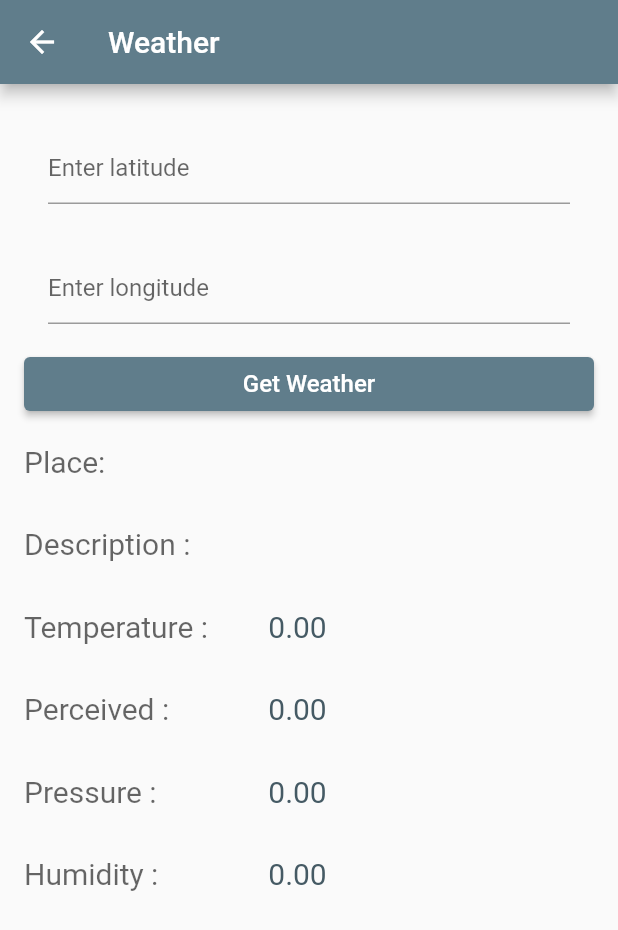
After one commit to mrmodise/bmi_calculat, a Flutter app: the WeatherScreen screen opened directly, after a tap on "Get Weather", on a phone screen of 412 x 824 dp. The commit adds this screen. Shown: the top 930 px of the screen. Run offline on Flutter 3.47's test engine with Material 2 defaults, Android fonts, the phone set to English and light mode, and no system bars; our stand-ins replace flutter_dotenv; network calls fail.

Commit message:
feat: add weather view calculations

```diff
--- /dev/null
+++ b/lib/data/http_helper.dart
@@ -0,0 +1,22 @@
+import 'dart:convert';
+
+import 'package:bmi_calculator/data/weather.dart';
+import 'package:flutter_dotenv/flutter_dotenv.dart';
+import 'package:http/http.dart' as http;
+
+class HttpHelper {
+  final String authority = 'api.openweathermap.org';
+  final String path = 'data/2.5/weather';
+
+  Future<Weather> getWeather(String lat, String lon) async {
+    await dotenv.load(fileName: '.env');
+    final String apiKey = dotenv.env['API_KEY'] ?? '';
+    Map<String, dynamic> parameters = {'lat': lat, 'lon': lon, 'appId': apiKey};
+    Uri uri = Uri.https(authority, path, parameters);
+    http.Response result = await http.get(uri);
+
+    Map<String, dynamic> data = json.decode(result.body);
+    Weather weather = Weather.fromJSON(data);
+    return weather;
+  }
+}
--- /dev/null
+++ b/lib/data/weather.dart
@@ -0,0 +1,20 @@
+class Weather {
+  String name = '';
+  String description = '';
+  double temperature = 0;
+  double perceived = 0;
+  int pressure = 0;
+  int humidity = 0;
+
+  Weather(this.name, this.description, this.temperature, this.perceived,
+      this.pressure, this.humidity);
+
+  Weather.fromJSON(Map<String, dynamic> weatherMap) {
+    name = weatherMap['name'];
+    temperature = (weatherMap['main']['temp'] * (9 / 5) - 459.67 ?? 0);
+    perceived = (weatherMap['main']['feels_like'] - 273.15 ?? 0);
+    pressure = weatherMap['main']['pressure'] ?? 0;
+    humidity = weatherMap['main']['humidity'] ?? 0;
+    description = weatherMap['weather'][0]['main'] ?? 0;
+  }
+}
--- a/lib/menu_drawer.dart
+++ b/lib/menu_drawer.dart
@@ -1,5 +1,6 @@
 import 'package:bmi_calculator/bmi_screen.dart';
 import 'package:bmi_calculator/intro_screen.dart';
+import 'package:bmi_calculator/weather_screen.dart';
 import 'package:flutter/material.dart';
 
 class MenuDrawer extends StatelessWidget {
@@ -40,6 +41,9 @@ class MenuDrawer extends StatelessWidget {
             case 'BMI Calculator':
               screen = const BmiScreen();
               break;
+            case 'Weather':
+              screen = const WeatherScreen();
+              break;
             default:
           }
           Navigator.of(context).pop();
--- /dev/null
+++ b/lib/weather_screen.dart
@@ -0,0 +1,90 @@
+import 'package:bmi_calculator/data/http_helper.dart';
+import 'package:bmi_calculator/data/weather.dart';
+import 'package:flutter/material.dart';
+
+class WeatherScreen extends StatefulWidget {
+  const WeatherScreen({Key? key}) : super(key: key);
+
+  @override
+  State<WeatherScreen> createState() => _WeatherScreenState();
+}
+
+class _WeatherScreenState extends State<WeatherScreen> {
+  Weather result = Weather('', '', 0, 0, 0, 0);
+  TextEditingController txtLatCtrl = TextEditingController();
+  TextEditingController txtLonCtrl = TextEditingController();
+
+  @override
+  Widget build(BuildContext context) {
+    return Scaffold(
+      appBar: AppBar(title: const Text('Weather')),
+      body: Padding(
+          padding: const EdgeInsets.all(16),
+          child: ListView(
+            children: [
+              Padding(
+                  padding: const EdgeInsets.all(16),
+                  child: TextField(
+                    controller: txtLatCtrl,
+                    decoration: const InputDecoration(
+                      hintText: 'Enter latitude',
+                    ),
+                  )),
+              Padding(
+                  padding: const EdgeInsets.all(16),
+                  child: TextField(
+                    controller: txtLonCtrl,
+                    decoration: const InputDecoration(
+                      hintText: 'Enter longitude',
+                    ),
+                  )),
+              ElevatedButton(
+                  onPressed: getData,
+                  child: const Text(
+                    'Get Weather',
+                    style: TextStyle(fontSize: 16),
+                  )),
+              weatherRow('Place: ', result.name),
+              weatherRow('Description : ', result.description),
+              weatherRow('Temperature : ', result.temperature.toStringAsFixed(2)),
+              weatherRow('Perceived : ', result.perceived.toStringAsFixed(2)),
+              weatherRow('Pressure : ', result.pressure.toStringAsFixed(2)),
+              weatherRow('Humidity : ', result.humidity.toStringAsFixed(2)),
+            ],
+          )),
+    );
+  }
+
+  Future getData() async {
+    HttpHelper httpHelper = HttpHelper();
+    result = await httpHelper.getWeather(txtLatCtrl.text, txtLonCtrl.text);
+    setState(() {});
+  }
+
+  Widget weatherRow(String label, String value) {
+    Widget row = Padding(
+      padding: const EdgeInsets.symmetric(vertical: 16),
+      child: Row(
+        children: [
+          Expanded(
+              flex: 3,
+              child: Text(label, style: TextStyle(
+                  fontSize: 20,
+                  color: Theme
+                      .of(context)
+                      .hintColor
+              ))),
+          Expanded(
+              flex: 4,
+              child: Text(value, style: TextStyle(
+                  fontSize: 20,
+                  color: Theme
+                      .of(context)
+                      .primaryColorDark
+              )))
+        ],
+      ),
+    );
+    return row;
+  }
+}
```
